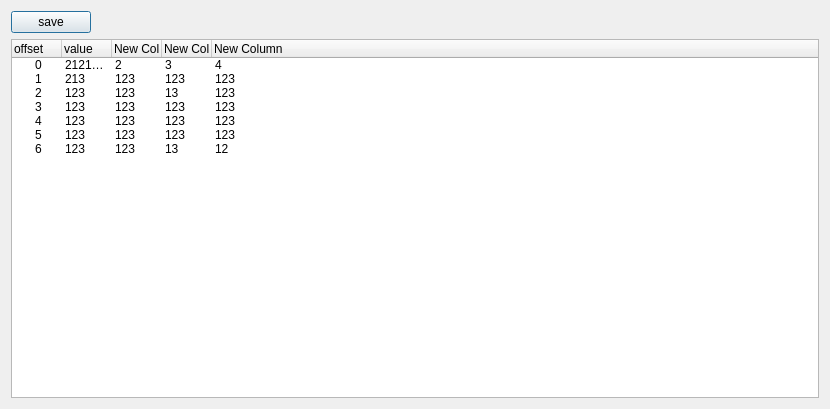
Before: the Qt Designer form MsgTest/UI/UI_Message.ui in XiaoJiaoYaZi/welink, drawn with Qt 5.
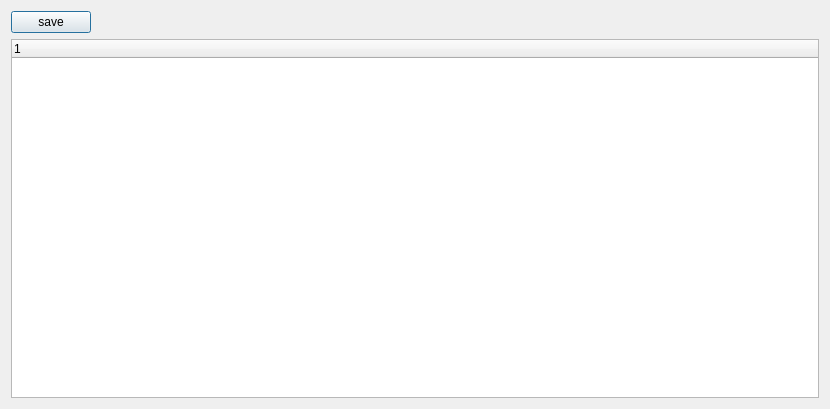
After: the same form once the commit is applied.

Commit message: kafkaTool 支持查看topic下某个partition下某个offset下的二进制数据，支持二进制的解析，支持保存数据到文件

```diff
--- a/MsgTest/UI/UI_Message.ui
+++ b/MsgTest/UI/UI_Message.ui
@@ -52,150 +52,6 @@
      <attribute name="headerMinimumSectionSize">
       <number>10</number>
      </attribute>
-     <column>
-      <property name="text">
-       <string>offset</string>
-      </property>
-     </column>
-     <column>
-      <property name="text">
-       <string>value</string>
-      </property>
-     </column>
-     <column>
-      <property name="text">
-       <string>New Column</string>
-      </property>
-     </column>
-     <column>
-      <property name="text">
-       <string>New Column</string>
-      </property>
-     </column>
-     <column>
-      <property name="text">
-       <string>New Column</string>
-      </property>
-     </column>
-     <item>
-      <property name="text">
-       <string>0</string>
-      </property>
-      <property name="text">
-       <string>212121212121212121212121212121212121212121212121212121212121212121212121212121213</string>
-      </property>
-      <property name="text">
-       <string>2</string>
-      </property>
-      <property name="text">
-       <string>3</string>
-      </property>
-      <property name="text">
-       <string>4</string>
-      </property>
-     </item>
-     <item>
-      <property name="text">
-       <string>1</string>
-      </property>
-      <property name="text">
-       <string>213</string>
-      </property>
-      <property name="text">
-       <string>123</string>
-      </property>
-      <property name="text">
-       <string>123</string>
-      </property>
-      <property name="text">
-       <string>123</string>
-      </property>
-     </item>
-     <item>
-      <property name="text">
-       <string>2</string>
-      </property>
-      <property name="text">
-       <string>123</string>
-      </property>
-      <property name="text">
-       <string>123</string>
-      </property>
-      <property name="text">
-       <string>13</string>
-      </property>
-      <property name="text">
-       <string>123</string>
-      </property>
-     </item>
-     <item>
-      <property name="text">
-       <string>3</string>
-      </property>
-      <property name="text">
-       <string>123</string>
-      </property>
-      <property name="text">
-       <string>123</string>
-      </property>
-      <property name="text">
-       <string>123</string>
-      </property>
-      <property name="text">
-       <string>123</string>
-      </property>
-     </item>
-     <item>
-      <property name="text">
-       <string>4</string>
-      </property>
-      <property name="text">
-       <string>123</string>
-      </property>
-      <property name="text">
-       <string>123</string>
-      </property>
-      <property name="text">
-       <string>123</string>
-      </property>
-      <property name="text">
-       <string>123</string>
-      </property>
-     </item>
-     <item>
-      <property name="text">
-       <string>5</string>
-      </property>
-      <property name="text">
-       <string>123</string>
-      </property>
-      <property name="text">
-       <string>123</string>
-      </property>
-      <property name="text">
-       <string>123</string>
-      </property>
-      <property name="text">
-       <string>123</string>
-      </property>
-     </item>
-     <item>
-      <property name="text">
-       <string>6</string>
-      </property>
-      <property name="text">
-       <string>123</string>
-      </property>
-      <property name="text">
-       <string>123</string>
-      </property>
-      <property name="text">
-       <string>13</string>
-      </property>
-      <property name="text">
-       <string>12</string>
-      </property>
-     </item>
     </widget>
    </item>
   </layout>
```
Left out of the diff: 2 changed lines with no effect on the pictures. The commit also changes 7 other files.
